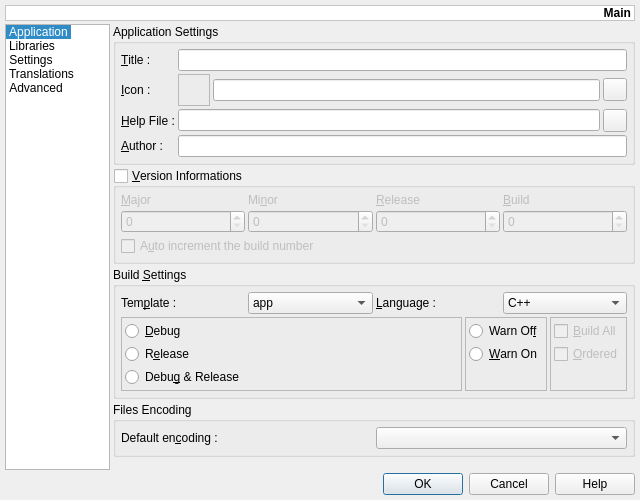
Above: v2/trunk/plugins/project/QMake/src/ui/UIQMakeProjectSettings.ui from testmana2/mks before the change. Below: the same form after it.
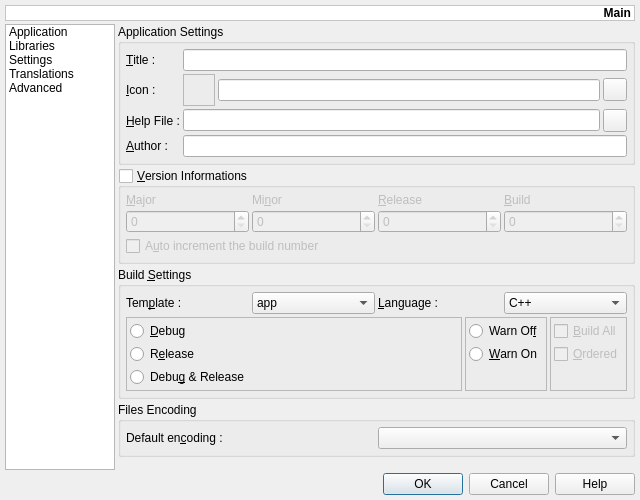
That is the form after the change. Icons and pictures are not drawn.

Patch:
```diff
--- a/v2/trunk/plugins/project/QMake/src/ui/UIQMakeProjectSettings.ui
+++ b/v2/trunk/plugins/project/QMake/src/ui/UIQMakeProjectSettings.ui
@@ -16,15 +16,25 @@
    <property name="margin" >
     <number>5</number>
    </property>
-   <property name="spacing" >
+   <property name="topMargin" >
+    <number>5</number>
+   </property>
+   <property name="rightMargin" >
+    <number>5</number>
+   </property>
+   <property name="bottomMargin" >
+    <number>5</number>
+   </property>
+   <property name="horizontalSpacing" >
+    <number>3</number>
+   </property>
+   <property name="verticalSpacing" >
     <number>3</number>
    </property>
    <item row="1" column="1" >
     <widget class="QStackedWidget" name="swMenu" >
      <property name="sizePolicy" >
-      <sizepolicy>
-       <hsizetype>7</hsizetype>
-       <vsizetype>7</vsizetype>
+      <sizepolicy vsizetype="Expanding" hsizetype="Expanding" >
        <horstretch>0</horstretch>
        <verstretch>0</verstretch>
       </sizepolicy>
@@ -43,9 +53,7 @@
        <item>
         <widget class="QGroupBox" name="gbApplication" >
          <property name="sizePolicy" >
-          <sizepolicy>
-           <hsizetype>5</hsizetype>
-           <vsizetype>0</vsizetype>
+          <sizepolicy vsizetype="Fixed" hsizetype="Preferred" >
            <horstretch>0</horstretch>
            <verstretch>0</verstretch>
           </sizepolicy>
@@ -57,7 +65,19 @@
           <property name="margin" >
            <number>5</number>
           </property>
-          <property name="spacing" >
+          <property name="topMargin" >
+           <number>5</number>
+          </property>
+          <property name="rightMargin" >
+           <number>5</number>
+          </property>
+          <property name="bottomMargin" >
+           <number>5</number>
+          </property>
+          <property name="horizontalSpacing" >
+           <number>3</number>
+          </property>
+          <property name="verticalSpacing" >
            <number>3</number>
           </property>
           <item row="0" column="0" >
@@ -157,9 +177,7 @@
        <item>
         <widget class="QGroupBox" name="gbVersion" >
          <property name="sizePolicy" >
-          <sizepolicy>
-           <hsizetype>5</hsizetype>
-           <vsizetype>0</vsizetype>
+          <sizepolicy vsizetype="Fixed" hsizetype="Preferred" >
            <horstretch>0</horstretch>
            <verstretch>0</verstretch>
           </sizepolicy>
@@ -177,7 +195,19 @@
           <property name="margin" >
            <number>5</number>
           </property>
-          <property name="spacing" >
+          <property name="topMargin" >
+           <number>5</number>
+          </property>
+          <property name="rightMargin" >
+           <number>5</number>
+          </property>
+          <property name="bottomMargin" >
+           <number>5</number>
+          </property>
+          <property name="horizontalSpacing" >
+           <number>3</number>
+          </property>
+          <property name="verticalSpacing" >
            <number>3</number>
           </property>
           <item row="2" column="0" colspan="4" >
@@ -261,9 +291,7 @@
        <item>
         <widget class="QGroupBox" name="gbBuild" >
          <property name="sizePolicy" >
-          <sizepolicy>
-           <hsizetype>5</hsizetype>
-           <vsizetype>0</vsizetype>
+          <sizepolicy vsizetype="Fixed" hsizetype="Preferred" >
            <horstretch>0</horstretch>
            <verstretch>0</verstretch>
           </sizepolicy>
@@ -275,7 +303,19 @@
           <property name="margin" >
            <number>5</number>
           </property>
-          <property name="spacing" >
+          <property name="topMargin" >
+           <number>5</number>
+          </property>
+          <property name="rightMargin" >
+           <number>5</number>
+          </property>
+          <property name="bottomMargin" >
+           <number>5</number>
+          </property>
+          <property name="horizontalSpacing" >
+           <number>3</number>
+          </property>
+          <property name="verticalSpacing" >
            <number>3</number>
           </property>
           <item row="0" column="0" colspan="3" >
@@ -489,9 +529,7 @@
           <item row="1" column="0" >
            <widget class="QFrame" name="fBuildType" >
             <property name="sizePolicy" >
-             <sizepolicy>
-              <hsizetype>5</hsizetype>
-              <vsizetype>5</vsizetype>
+             <sizepolicy vsizetype="Preferred" hsizetype="Preferred" >
               <horstretch>0</horstretch>
               <verstretch>0</verstretch>
              </sizepolicy>
@@ -1365,24 +1403,18 @@
     <widget class="QListWidget" name="lwMenu" >
      <property name="minimumSize" >
       <size>
-       <width>105</width>
+       <width>110</width>
        <height>0</height>
       </size>
      </property>
      <property name="maximumSize" >
       <size>
-       <width>70</width>
+       <width>110</width>
        <height>16777215</height>
       </size>
      </property>
-     <property name="verticalScrollBarPolicy" >
-      <enum>Qt::ScrollBarAlwaysOff</enum>
-     </property>
-     <property name="horizontalScrollBarPolicy" >
-      <enum>Qt::ScrollBarAlwaysOff</enum>
-     </property>
-     <property name="autoScroll" >
-      <bool>false</bool>
+     <property name="editTriggers" >
+      <set>QAbstractItemView::NoEditTriggers</set>
      </property>
      <property name="iconSize" >
       <size>
@@ -1393,21 +1425,6 @@
      <property name="textElideMode" >
       <enum>Qt::ElideNone</enum>
      </property>
-     <property name="movement" >
-      <enum>QListView::Static</enum>
-     </property>
-     <property name="flow" >
-      <enum>QListView::TopToBottom</enum>
-     </property>
-     <property name="isWrapping" stdset="0" >
-      <bool>false</bool>
-     </property>
-     <property name="viewMode" >
-      <enum>QListView::IconMode</enum>
-     </property>
-     <property name="currentRow" >
-      <number>0</number>
-     </property>
      <item>
       <property name="text" >
        <string>Application</string>
```
Left out of the diff: 434 changed lines with no effect on the pictures.
